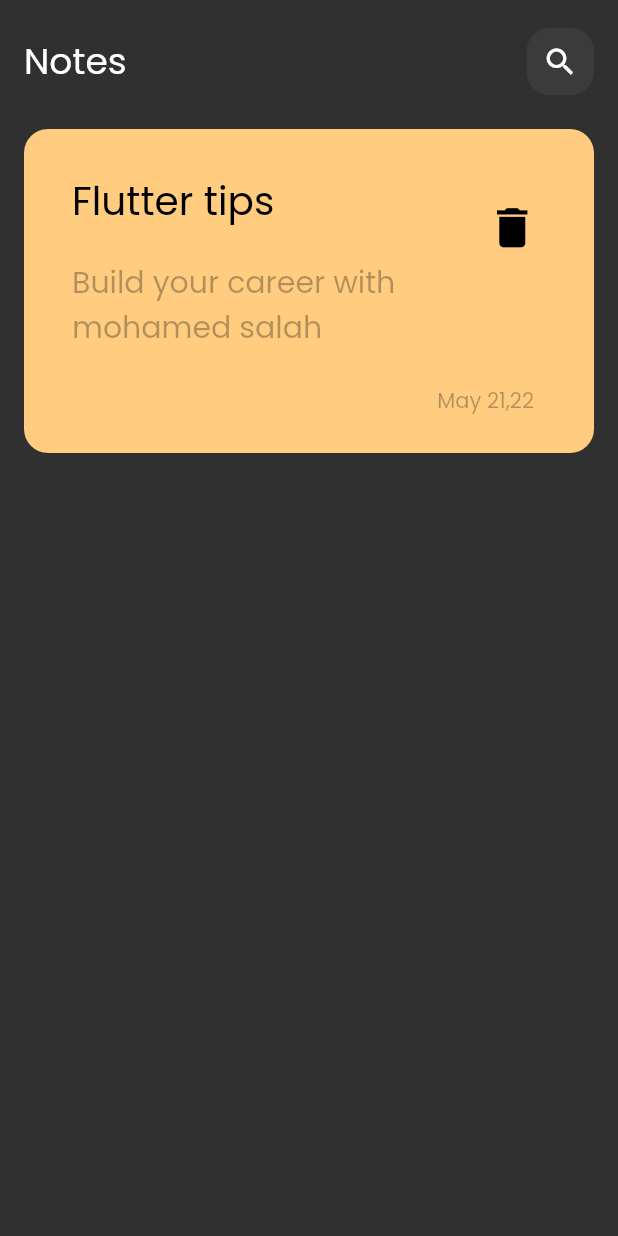
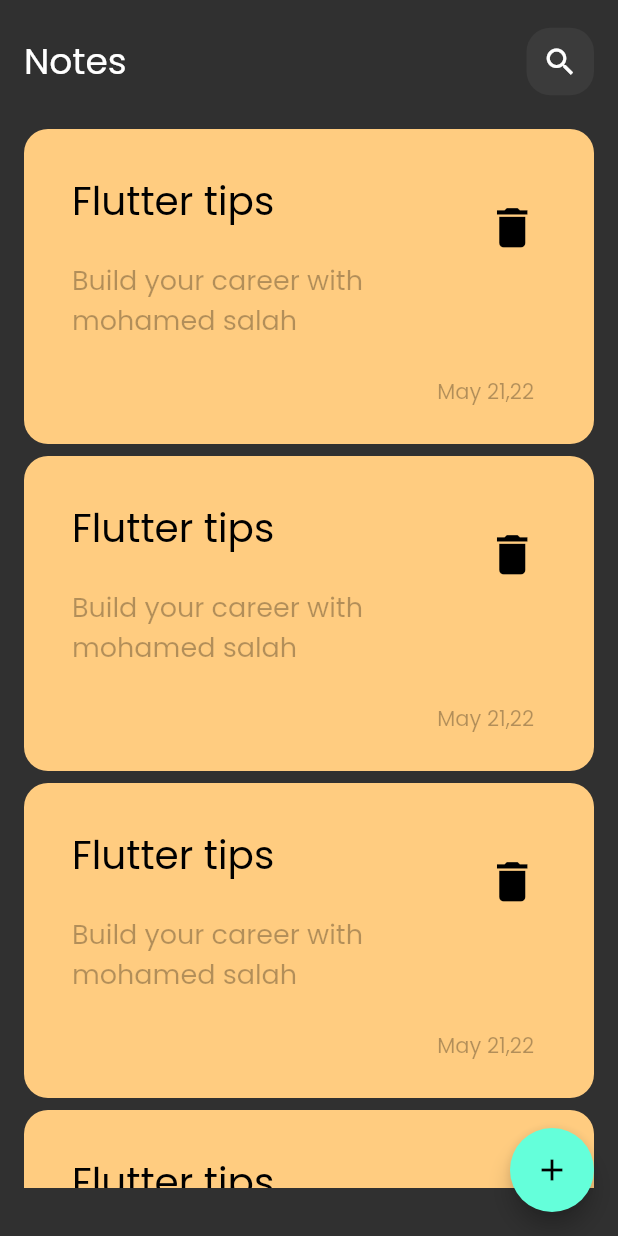
Before and after one commit to mohamedSalah1994/notes_app, a Flutter app: the screen it shows after launch, on a phone screen of 412 x 824 dp. Run offline on Flutter 3.47's test engine with Material 2 defaults, Android fonts, the phone set to English and light mode, and no system bars.

Commit message:
list builder

```diff
--- a/lib/views/notes_view.dart
+++ b/lib/views/notes_view.dart
@@ -1,16 +1,29 @@
 import 'package:flutter/material.dart';
-import 'package:flutter/src/widgets/container.dart';
-import 'package:flutter/src/widgets/framework.dart';
 import 'package:notes_app/widgets/notes_view_body.dart';
+
+import '../widgets/add_note_bottomsheet.dart';
 
 class NotesApp extends StatelessWidget {
   const NotesApp({super.key});
 
   @override
   Widget build(BuildContext context) {
-    return const Scaffold(
-      body: NotesViewBody(),
-
+    return Scaffold(
+      floatingActionButton: FloatingActionButton(
+        onPressed: () {
+          showModalBottomSheet<void>(
+            shape: RoundedRectangleBorder(
+              borderRadius: BorderRadius.circular(16),
+            ),
+            context: context,
+            builder: (BuildContext context) {
+              return const AddNoteBottomSheet();
+            },
+          );
+        },
+        child: const Icon(Icons.add),
+      ),
+      body: const NotesViewBody(),
     );
   }
 }
--- a/lib/widgets/custom_app_bar.dart
+++ b/lib/widgets/custom_app_bar.dart
@@ -1,7 +1,5 @@
 import 'package:flutter/cupertino.dart';
 import 'package:flutter/material.dart';
-import 'package:flutter/src/widgets/container.dart';
-import 'package:flutter/src/widgets/framework.dart';
 import 'package:notes_app/widgets/custom_serach_icon.dart';
 
 class CustomAppBar extends StatelessWidget {
--- a/lib/widgets/custom_serach_icon.dart
+++ b/lib/widgets/custom_serach_icon.dart
@@ -13,7 +13,7 @@ import 'package:flutter/material.dart';
                 borderRadius: BorderRadius.circular(16),
               ),
               child: IconButton(onPressed: (){},
-               icon: Icon(Icons.search)
+               icon: const Icon(Icons.search)
                ),
              );
   }
--- a/lib/widgets/note_item.dart
+++ b/lib/widgets/note_item.dart
@@ -1,7 +1,4 @@
-import 'package:flutter/cupertino.dart';
 import 'package:flutter/material.dart';
-import 'package:flutter/src/widgets/container.dart';
-import 'package:flutter/src/widgets/framework.dart';
 
 class NoteItem extends StatelessWidget {
   const NoteItem({super.key});
@@ -28,7 +25,7 @@ class NoteItem extends StatelessWidget {
                 padding: const EdgeInsets.symmetric(vertical: 20),
                 child: Text(
                   'Build your career with mohamed salah',
-                  style: TextStyle(color: Colors.black.withOpacity(0.3) , fontSize: 20),
+                  style: TextStyle(color: Colors.black.withOpacity(0.3) , fontSize: 18),
                 ),
               ),
               trailing: IconButton(onPressed: () {}, icon: const Icon(Icons.delete , color: Colors.black , size: 35,)),
--- /dev/null
+++ b/lib/widgets/notes_list_view.dart
@@ -0,0 +1,24 @@
+import 'package:flutter/cupertino.dart';
+import 'package:notes_app/widgets/note_item.dart';
+
+class NotesListView extends StatelessWidget {
+  const NotesListView({super.key});
+
+  @override
+  Widget build(BuildContext context) {
+    return Expanded(
+      child: Padding(
+        padding: const EdgeInsets.symmetric(vertical: 16),
+        child: ListView.builder(
+          padding: EdgeInsets.zero,
+          itemBuilder: (context, index) {
+            return const Padding(
+              padding: EdgeInsets.symmetric(vertical: 4),
+              child: NoteItem(),
+            );
+          },
+          ),
+      )
+      );
+  }
+}
--- a/lib/widgets/notes_view_body.dart
+++ b/lib/widgets/notes_view_body.dart
@@ -1,6 +1,6 @@
 import 'package:flutter/material.dart';
 import 'package:notes_app/widgets/custom_app_bar.dart';
-import 'package:notes_app/widgets/note_item.dart';
+import 'package:notes_app/widgets/notes_list_view.dart';
 
 class NotesViewBody extends StatelessWidget {
   const NotesViewBody({super.key});
@@ -12,8 +12,8 @@ class NotesViewBody extends StatelessWidget {
       child: Column(
         children: const [
            CustomAppBar(),
-           SizedBox(height: 20,),
-           NoteItem(),
+
+           NotesListView()
         ],
       ),
     );
```
Also changed, not shown: lib/widgets/add_note_bottomsheet.dart (added, +10 -0 lines).
